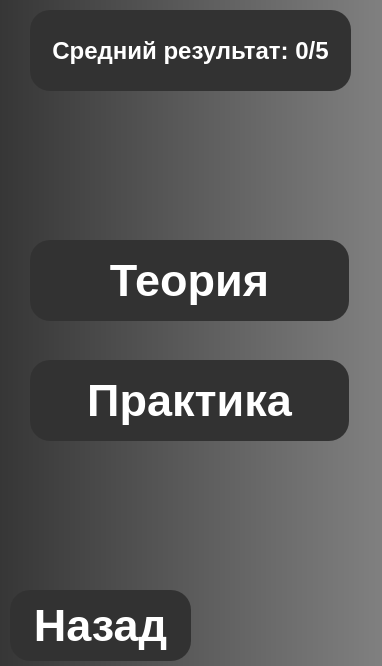
Before: the Qt Designer form UI files/SelectionWindow.ui in COBAil/My-Tenses, drawn with Qt 5.
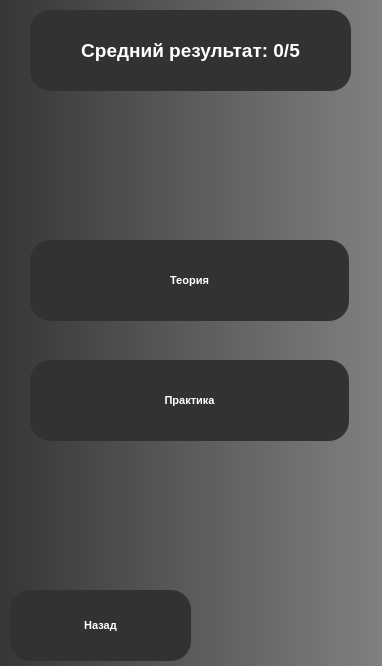
After: the same form once the commit is applied.

Patch:
```diff
--- a/UI files/SelectionWindow.ui
+++ b/UI files/SelectionWindow.ui
@@ -14,25 +14,27 @@
    <string>MyTenses</string>
   </property>
   <widget class="QWidget" name="centralwidget">
+   <property name="font">
+    <font>
+     <pointsize>8</pointsize>
+    </font>
+   </property>
    <property name="styleSheet">
     <string notr="true">QWidget
 {
     color: #aaa;
    background-color: qlineargradient(spread:pad, x1:0, y1:0, x2:1, y2:0, stop:0 rgb(54, 54, 54), stop:1 rgb(128, 128, 128));
-
 }
 
 QPushButton
 {
     color: rgb(255, 255, 255);
 	background-color: #323232;
-	width: 75px;
+    width: 75px;
     height: 50px;
-	font-size: 45px;
-	border-radius: 20px;                     /* &lt;----  20px  */ 
-	font: 75 40pt &quot;Microsoft YaHei UI&quot;;
+	border-radius: 20px;
+	font: 75 25pt &quot;Microsoft YaHei UI&quot;;
 	font-weight: bold;
-
 }
 
 QPushButton:hover
@@ -41,13 +43,13 @@
 
 }
 
-QLabel{
+QLabel
+{
 	color: rgb(255, 255, 255);
 	background-color: #323232;
-    border-radius: 20px;                     /* &lt;----  20px  */
+    border-radius: 20px;
 	font: &quot;Microsoft YaHei UI&quot;;
 	font-weight: bold;
-
 }
 </string>
    </property>
@@ -101,7 +103,7 @@
     </property>
     <property name="font">
      <font>
-      <pointsize>18</pointsize>
+      <pointsize>14</pointsize>
       <weight>75</weight>
       <italic>false</italic>
       <bold>true</bold>
```
Left out of the diff: 1 changed line with no effect on the pictures.
